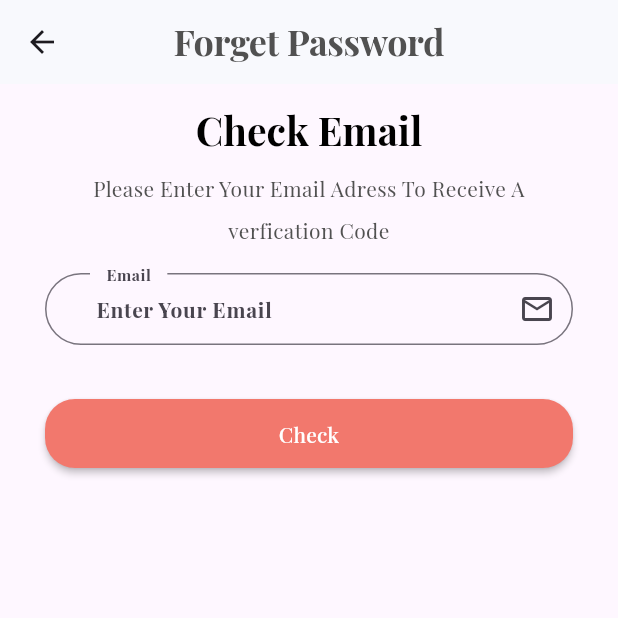
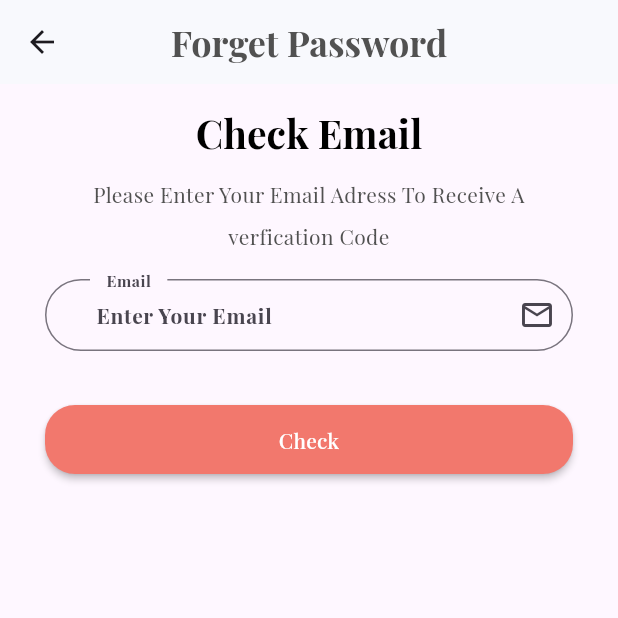
Before and after one commit to Assil28/K_mandi-, a Flutter app: the SignUp screen opened by its route, after a tap on "Sign Up", after a tap on "Sign In", after a tap on "Forget Password", on a phone screen of 412 x 824 dp, the top half of it. Run offline on Flutter 3.47's test engine with Material 3 defaults, Android fonts, the phone set to English and light mode, and no system bars; our stand-ins replace dartz, firebase_core, firebase_messaging, flutter_otp_text_field, get, lottie and 1 more; accounts and stored records are empty; project files that could hold a hidden picture were left out.

Commit message:
Theme fix issues & add fireBase parametres for notification

```diff
--- a/lib/controller/auth/login_controller.dart
+++ b/lib/controller/auth/login_controller.dart
@@ -1,3 +1,5 @@
+import 'package:firebase_core/firebase_core.dart';
+import 'package:firebase_messaging/firebase_messaging.dart';
 import 'package:flutter/material.dart';
 import 'package:get/get.dart';
 import 'package:k_mandi/core/class/statusrequest.dart';
@@ -74,6 +76,12 @@ class LoginControllerImp extends LoginController {
     //na3mlelhom initialisation
     email = TextEditingController();
     password = TextEditingController();
+
+    // Bch najem ne5o biha token mel FireBAse
+    FirebaseMessaging.instance.getToken().then((value)  {
+      print(value);
+      String? token = value;
+    });
     super.onInit();
   }
 
--- a/lib/core/constant/apptheme.dart
+++ b/lib/core/constant/apptheme.dart
@@ -4,17 +4,17 @@ import 'package:k_mandi/core/constant/color.dart';
 ThemeData  themeEnglish = ThemeData(
         fontFamily: "PlayfairDisplay",
         textTheme:  const TextTheme(
-          headline1: TextStyle(
+          headlineLarge: TextStyle(
               fontWeight: FontWeight.bold, fontSize: 24, color: AppColor.balck),
-               headline2: TextStyle(
+               headlineMedium: TextStyle(
               fontWeight: FontWeight.bold, fontSize: 26, color: AppColor.balck),
-          bodyText1: TextStyle(
+          bodyLarge: TextStyle(
             height: 2,
             color: AppColor.grey,
             fontWeight: FontWeight.bold,
             fontSize: 14,
           ),
-           bodyText2: TextStyle(
+           bodyMedium: TextStyle(
             height: 2,
             color: AppColor.grey,
             fontSize: 14,
@@ -26,17 +26,17 @@ ThemeData  themeEnglish = ThemeData(
       ThemeData  themeArabic = ThemeData(
         fontFamily: "Cairo",
         textTheme: const TextTheme(
-          headline1: TextStyle(
+          headlineLarge: TextStyle(
               fontWeight: FontWeight.bold, fontSize: 24, color: AppColor.balck),
-               headline2: TextStyle(
+               headlineMedium: TextStyle(
               fontWeight: FontWeight.bold, fontSize: 26, color: AppColor.balck),
-          bodyText1: TextStyle(
+          bodyLarge: TextStyle(
             height: 2,
             color: AppColor.grey,
             fontWeight: FontWeight.bold,
             fontSize: 14,
           ),
-           bodyText2: TextStyle(
+           bodyMedium: TextStyle(
             height: 2,
             color: AppColor.grey,
             fontSize: 14,
--- a/lib/main.dart
+++ b/lib/main.dart
@@ -6,7 +6,6 @@ import 'package:k_mandi/core/localization/translation.dart';
 import 'package:k_mandi/core/services/services.dart';
 import 'package:k_mandi/routes.dart';
 
-import 'package:k_mandi/view/screen/language.dart';
 
 void main() async {
   WidgetsFlutterBinding.ensureInitialized();
--- a/lib/routes.dart
+++ b/lib/routes.dart
@@ -1,8 +1,6 @@
-import 'package:flutter/material.dart';
 import 'package:get/get_navigation/src/routes/get_route.dart';
 import 'package:k_mandi/core/constant/routes.dart';
 import 'package:k_mandi/core/middleware/mymiddleware.dart';
-import 'package:k_mandi/test.dart';
 import 'package:k_mandi/view/screen/auth/forgetpassword/fogetpassword.dart';
 import 'package:k_mandi/view/screen/auth/login.dart';
 import 'package:k_mandi/view/screen/auth/forgetpassword/resetpassword.dart';
@@ -41,8 +39,7 @@ List<GetPage<dynamic>>? routes = [
   GetPage(name: AppRoutes.onBoarding, page: () => const OnBoarding()),
 
   // Home
-    GetPage(name: AppRoutes.homePage, page: () => const HomePage()),
-
+  GetPage(name: AppRoutes.homePage, page: () => const HomePage()),
 ];
 
 
--- a/lib/test.dart
+++ b/lib/test.dart
@@ -1,10 +1,8 @@
 import 'package:flutter/material.dart';
-import 'package:flutter_otp_text_field/flutter_otp_text_field.dart';
 import 'package:get/get.dart';
 import 'package:k_mandi/controller/test_controller.dart';
 import 'package:k_mandi/core/class/handlingdataview.dart';
 import 'package:k_mandi/core/constant/color.dart';
-import 'package:k_mandi/core/functions/checkinternet.dart';
 
 class Test extends StatefulWidget {
   const Test({super.key});
--- a/lib/view/screen/auth/forgetpassword/fogetpassword.dart
+++ b/lib/view/screen/auth/forgetpassword/fogetpassword.dart
@@ -26,7 +26,7 @@ class ForgetPassword extends StatelessWidget {
           elevation: 0.0,
           centerTitle: true,
           title: Text("8".tr,
-              style: Theme.of(context).textTheme.headline1!.copyWith(
+              style: Theme.of(context).textTheme.headlineLarge!.copyWith(
                     color: AppColor.grey,
                   )),
         ),
--- a/lib/view/screen/auth/forgetpassword/resetpassword.dart
+++ b/lib/view/screen/auth/forgetpassword/resetpassword.dart
@@ -23,7 +23,7 @@ class ResetPassword extends StatelessWidget {
           elevation: 0.0,
           centerTitle: true,
           title: Text("24".tr,
-              style: Theme.of(context).textTheme.headline1!.copyWith(
+              style: Theme.of(context).textTheme.headlineLarge!.copyWith(
                     color: AppColor.grey,
                   )),
         ),
--- a/lib/view/screen/auth/forgetpassword/success_resetpassword.dart
+++ b/lib/view/screen/auth/forgetpassword/success_resetpassword.dart
@@ -21,7 +21,7 @@ class SuccessResetPassword extends StatelessWidget {
           elevation: 0.0,
           centerTitle: true,
           title: Text("34".tr,
-              style: Theme.of(context).textTheme.headline1!.copyWith(
+              style: Theme.of(context).textTheme.headlineLarge!.copyWith(
                     color: AppColor.grey,
                   )),
         ),
--- a/lib/view/screen/auth/forgetpassword/verifycode.dart
+++ b/lib/view/screen/auth/forgetpassword/verifycode.dart
@@ -19,7 +19,7 @@ class VerifyCode extends StatelessWidget {
           elevation: 0.0,
           centerTitle: true,
           title: Text("21".tr,
-              style: Theme.of(context).textTheme.headline1!.copyWith(
+              style: Theme.of(context).textTheme.headlineLarge!.copyWith(
                     color: AppColor.grey,
                   )),
         ),
--- a/lib/view/screen/auth/login.dart
+++ b/lib/view/screen/auth/login.dart
@@ -2,7 +2,6 @@ import 'package:flutter/material.dart';
 import 'package:get/get.dart';
 import 'package:k_mandi/controller/auth/login_controller.dart';
 import 'package:k_mandi/core/class/handlingdataview.dart';
-import 'package:k_mandi/core/class/statusrequest.dart';
 import 'package:k_mandi/core/constant/color.dart';
 import 'package:k_mandi/core/functions/alertexitapp.dart';
 import 'package:k_mandi/core/functions/validinput.dart';
@@ -25,7 +24,7 @@ class Login extends StatelessWidget {
           elevation: 0.0,
           centerTitle: true,
           title: Text("9".tr,
-              style: Theme.of(context).textTheme.headline1!.copyWith(
+              style: Theme.of(context).textTheme.headlineLarge!.copyWith(
                     color: AppColor.grey,
                   )),
         ),
--- a/lib/view/screen/auth/signup.dart
+++ b/lib/view/screen/auth/signup.dart
@@ -2,7 +2,6 @@ import 'package:flutter/material.dart';
 import 'package:get/get.dart';
 import 'package:k_mandi/controller/auth/signup_controller.dart';
 import 'package:k_mandi/core/class/handlingdataview.dart';
-import 'package:k_mandi/core/class/statusrequest.dart';
 import 'package:k_mandi/core/constant/color.dart';
 import 'package:k_mandi/core/functions/alertexitapp.dart';
 import 'package:k_mandi/core/functions/validinput.dart';
@@ -27,7 +26,7 @@ class SignUp extends StatelessWidget {
         elevation: 0.0,
         centerTitle: true,
         title: Text("11".tr,
-            style: Theme.of(context).textTheme.headline1!.copyWith(
+            style: Theme.of(context).textTheme.headlineLarge!.copyWith(
                   color: AppColor.grey,
                 )),
       ),
--- a/lib/view/screen/auth/success_signup.dart
+++ b/lib/view/screen/auth/success_signup.dart
@@ -1,8 +1,5 @@
-import 'package:flutter/foundation.dart';
 import 'package:flutter/material.dart';
-import 'package:flutter/widgets.dart';
 import 'package:get/get.dart';
-import 'package:k_mandi/controller/auth/signup_controller.dart';
 import 'package:k_mandi/controller/auth/successsignup_controller.dart';
 import 'package:k_mandi/core/constant/color.dart';
 import 'package:k_mandi/view/widget/auth/custombuttonauth.dart';
@@ -22,7 +19,7 @@ class SuccessSignUp extends StatelessWidget {
           elevation: 0.0,
           centerTitle: true,
           title: Text("34".tr,
-              style: Theme.of(context).textTheme.headline1!.copyWith(
+              style: Theme.of(context).textTheme.headlineLarge!.copyWith(
                     color: AppColor.grey,
                   )),
         ),
--- a/lib/view/screen/auth/verifycodesignup.dart
+++ b/lib/view/screen/auth/verifycodesignup.dart
@@ -2,7 +2,6 @@ import 'package:flutter/material.dart';
 import 'package:flutter_otp_text_field/flutter_otp_text_field.dart';
 import 'package:get/get.dart';
 import 'package:k_mandi/core/class/handlingdataview.dart';
-import 'package:k_mandi/core/class/statusrequest.dart';
 
 import 'package:k_mandi/core/constant/color.dart';
 import 'package:k_mandi/view/widget/auth/customtextbodyauth.dart';
@@ -21,7 +20,7 @@ class VerifyCodeSignUp extends StatelessWidget {
           elevation: 0.0,
           centerTitle: true,
           title: Text("21".tr,
-              style: Theme.of(context).textTheme.headline1!.copyWith(
+              style: Theme.of(context).textTheme.headlineLarge!.copyWith(
                     color: AppColor.grey,
                   )),
         ),
--- a/lib/view/screen/language.dart
+++ b/lib/view/screen/language.dart
@@ -16,7 +16,7 @@ class Language extends GetView<LocaleController> {
         child: Column(
           mainAxisAlignment: MainAxisAlignment.center,
           children: [
-            Text("1".tr, style: Theme.of(context).textTheme.headline1),
+            Text("1".tr, style: Theme.of(context).textTheme.headlineLarge),
             const SizedBox(
               height: 20,
             ),
--- a/lib/view/widget/auth/customtextbodyauth.dart
+++ b/lib/view/widget/auth/customtextbodyauth.dart
@@ -11,7 +11,7 @@ class CustomTextBodyAuth extends StatelessWidget {
                 child: Text(
                   text,
                   textAlign: TextAlign.center,
-                  style: Theme.of(context).textTheme.bodyText2,
+                  style: Theme.of(context).textTheme.bodyMedium,
                 ),
               );
   }
--- a/lib/view/widget/auth/customtexttitleauth.dart
+++ b/lib/view/widget/auth/customtexttitleauth.dart
@@ -9,7 +9,7 @@ class CustomTextTitleAuth extends StatelessWidget {
     return Text(
                 text,
                 textAlign: TextAlign.center,
-                style: Theme.of(context).textTheme.headline2,
+                style: Theme.of(context).textTheme.headlineMedium,
               );
   }
 }
--- a/pubspec.yaml
+++ b/pubspec.yaml
@@ -38,7 +38,7 @@ dependencies:
   get: ^4.6.1
   #DateTime
   jiffy: ^6.2.1
-  intl: ^0.18.1
+  intl: 0.19.0
   http: ^1.2.0
   #Images
   cached_network_image: ^3.2.0
@@ -53,7 +53,7 @@ dependencies:
   geocoding: ^3.0.0
   #Firebase And Notification
   firebase_messaging: ^14.7.19
-  firebase_core: ^2.27.0
+  firebase_core: ^2.32.0
   flutter_local_notifications: ^17.1.2
   cloud_firestore: ^4.15.8
   #Local Data Cache
```
Also changed, not shown: assets/lottie/loading.json (added, +1 -0 lines), lib/core/services/services.dart (+6 -5 lines), pubspec.lock, 4 other files.
